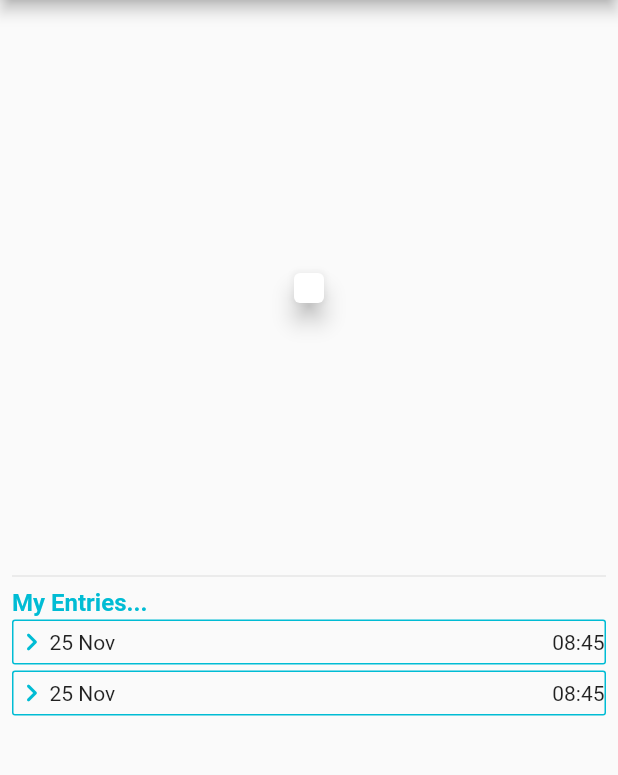
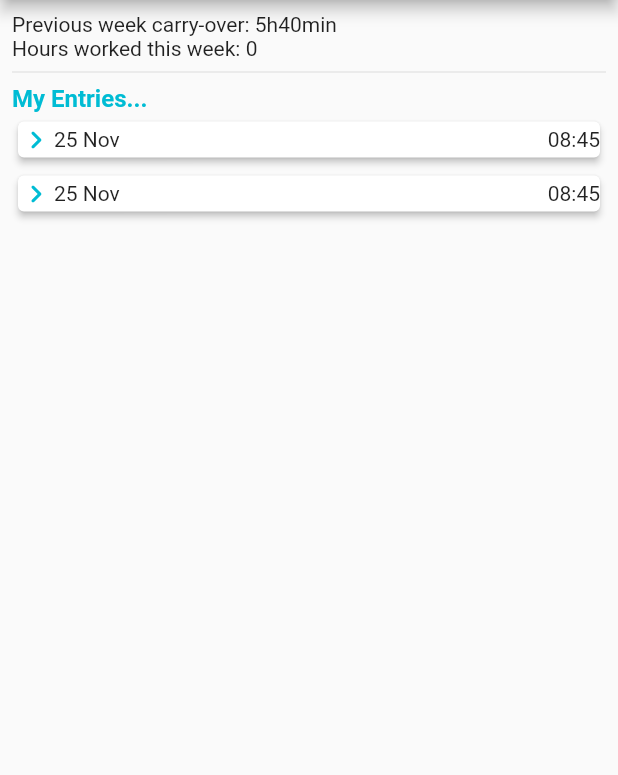
Before and after one commit to koorzenb/timelogger_app, a Flutter app: the screen it shows after launch, on a phone screen of 412 x 824 dp, the part 84-859 px from its top. Run offline on Flutter 3.47's test engine with Material 2 defaults, Android fonts, the phone set to English and light mode, and no system bars; our stand-ins replace get, timezone.

Commit message:
First working app

```diff
--- a/lib/controllers/entries_controller.dart
+++ b/lib/controllers/entries_controller.dart
@@ -1,9 +1,11 @@
 import 'package:get/get.dart';
+import 'package:timelogger_app/helpers/date_entry_helper.dart';
 
 import '../models/daily_entry.dart';
 
 class EntriesController extends GetxController {
   List<DateEntry> dateEntries = [];
+  int hoursWorked;
 
   static EntriesController get getOrPut {
     try {
@@ -13,12 +15,16 @@ class EntriesController extends GetxController {
     }
   }
 
-  EntriesController._();
+  EntriesController._() : hoursWorked = 0;
   // : outlooks = OutlooksStorage.box.getOutlooks();
 
   static EntriesController create() {
     return EntriesController._();
   }
 
-  addDateEntry(dateEntries) {}
+  addDateEntry() {
+    DateEntryHelper.insertDateEntry(dateEntries, '2022-11-01 08:00', const Duration(hours: 8));
+    hoursWorked = DateEntryHelper.calculateHoursWorked(dateEntries);
+    update();
+  }
 }
--- a/lib/screens/home_page.dart
+++ b/lib/screens/home_page.dart
@@ -1,5 +1,7 @@
 import 'package:flutter/material.dart';
-import '../widgets/chart.dart';
+import 'package:get/get.dart';
+import 'package:timelogger_app/controllers/entries_controller.dart';
+
 import '../widgets/date_entry_item.dart';
 
 class HomePage extends StatefulWidget {
@@ -13,6 +15,7 @@ class HomePage extends StatefulWidget {
 class _HomePageState extends State<HomePage> {
   @override
   Widget build(BuildContext context) {
+    EntriesController.getOrPut;
     return Scaffold(
       appBar: AppBar(
         leading: IconButton(
@@ -29,12 +32,20 @@ class _HomePageState extends State<HomePage> {
       body: Center(
           child: Padding(
         padding: const EdgeInsets.all(8.0),
-        child: Column(
+        child: GetBuilder<EntriesController>(builder: (entriesController) {
+          return Column(
             children: [
-            const Expanded(
-              child: Center(
-                child: Chart(),
+              Row(
+                children: const [
+                  Text('Previous week carry-over: '),
+                  Text("5h40min"),
+                ],
               ),
+              Row(
+                children: [
+                  const Text('Hours worked this week: '),
+                  Text('${entriesController.hoursWorked}'),
+                ],
               ),
               const Divider(),
               Expanded(
@@ -54,7 +65,8 @@ class _HomePageState extends State<HomePage> {
                 )),
               )
             ],
-        ),
+          );
+        }),
       )),
     );
   }
--- a/lib/widgets/date_entry_item.dart
+++ b/lib/widgets/date_entry_item.dart
@@ -1,21 +1,17 @@
 import 'package:flutter/material.dart';
+import 'package:timelogger_app/controllers/entries_controller.dart';
 
 class DateEntryItem extends StatelessWidget {
   const DateEntryItem({Key? key}) : super(key: key);
 
   @override
   Widget build(BuildContext context) {
-    return Padding(
+    return GestureDetector(
+      onTap: EntriesController.getOrPut.addDateEntry,
+      child: Padding(
         padding: const EdgeInsets.symmetric(vertical: 2.0),
-      child: Container(
-        height: 30.0,
-        decoration: BoxDecoration(
-          // color: Theme.of(context).colorScheme.primary,
-          border: Border.all(
-            color: Theme.of(context).colorScheme.primary,
-          ),
-          borderRadius: BorderRadius.circular(2),
-        ),
+        child: Card(
+          elevation: 2,
           child: Row(
             children: [
               Icon(
@@ -30,6 +26,8 @@ class DateEntryItem extends StatelessWidget {
               )
             ],
           ),
+        ),
+        // ),
       ),
     );
   }
```
Also changed, not shown: lib/helpers/date_entry_helper.dart (+15 -0 lines), 2 other files. Lines whose indentation alone changed are shown as unchanged.
